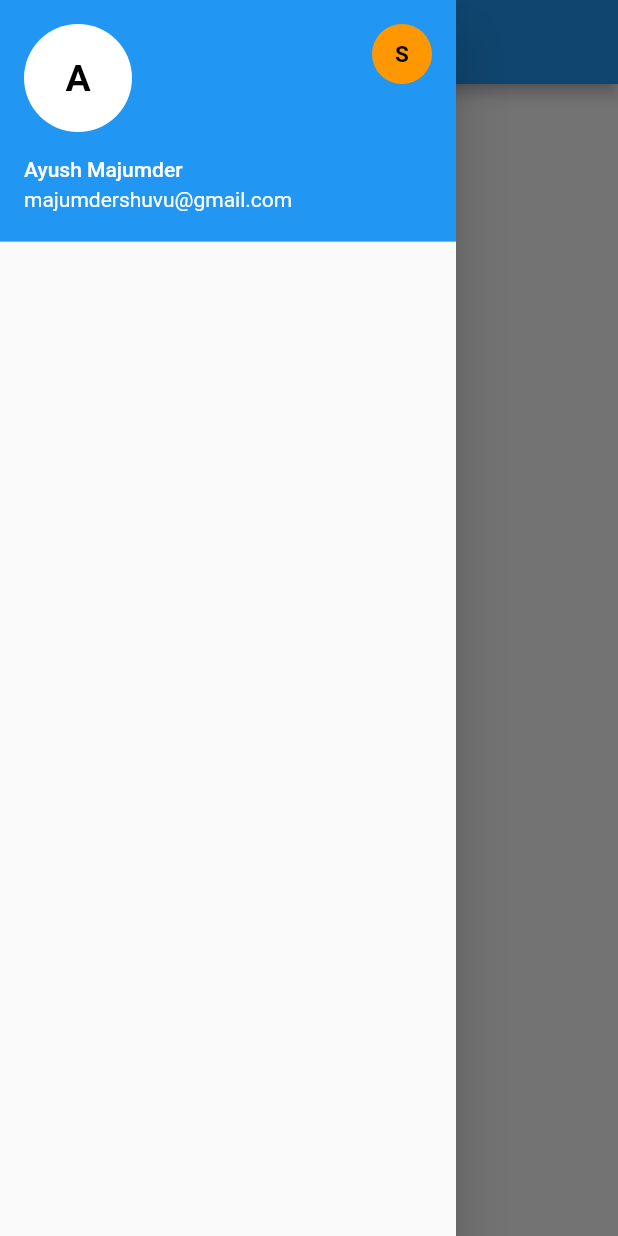
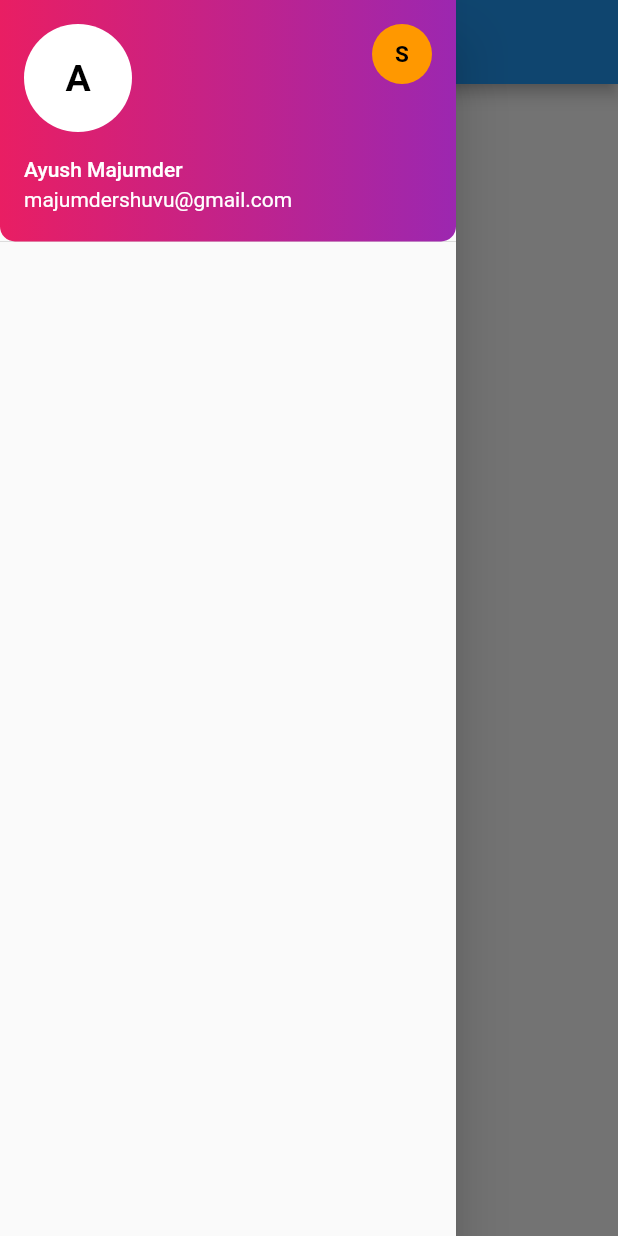
Before and after one commit to ayushmaz/flutter_drawer_app, a Flutter app: the screen it shows after launch, with the side drawer open, on a phone screen of 412 x 824 dp. Run offline on Flutter 3.47's test engine with Material 2 defaults, Android fonts, the phone set to English and light mode, and no system bars.

Commit message:
Adding box decoration

```diff
--- a/lib/main.dart
+++ b/lib/main.dart
@@ -39,6 +39,12 @@ class MyApp extends StatelessWidget {
                     ),
                   ),
                 ],
+                decoration: BoxDecoration(
+                    borderRadius: BorderRadius.only(
+                        bottomLeft: Radius.circular(10.0),
+                        bottomRight: Radius.circular(10.0)),
+                    gradient:
+                        LinearGradient(colors: [Colors.pink, Colors.purple])),
               ),
             ],
           ),
```
